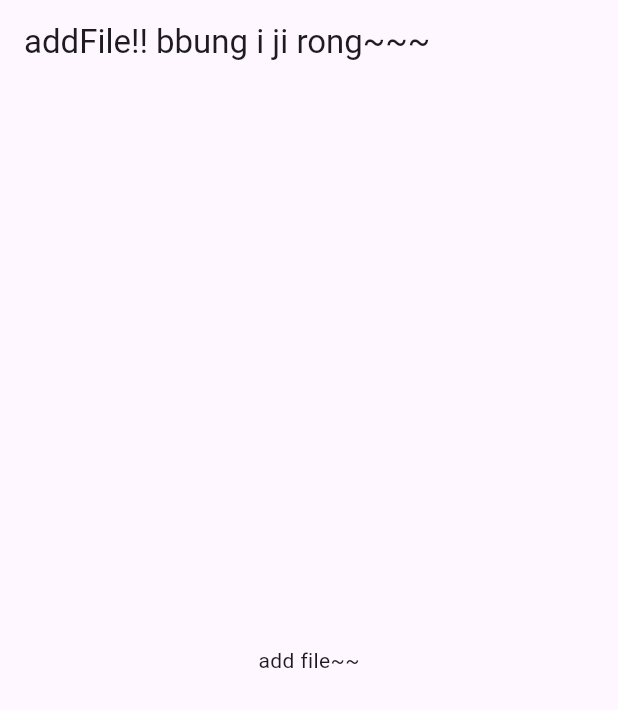
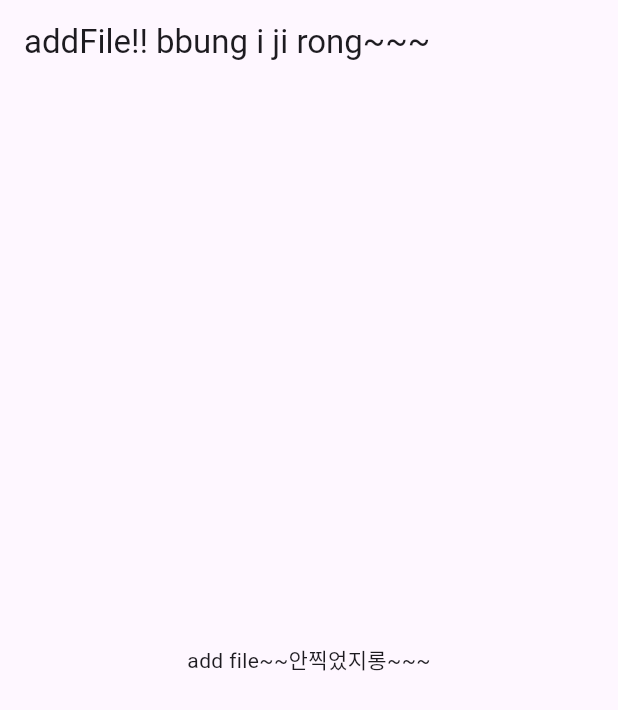
Before and after one commit to Nyong240/github, a Flutter app: the screen it shows after launch, on a phone screen of 412 x 824 dp. Shown: the top 710 px of the screen. Run offline on Flutter 3.47's test engine with Material 3 defaults, Android fonts, the phone set to English and light mode, and no system bars.

Commit message:
안찍었지롱~~

```diff
--- a/lib/addfile.dart
+++ b/lib/addfile.dart
@@ -15,7 +15,7 @@ class _nameState extends State<name> {
         title: Text('addFile!! bbung i ji rong~~~'),
       ),
       body: Center(
-        child: Text('add file~~'),
+        child: Text('add file~~안찍었지롱~~~'),
       ),
     );
   }
```
